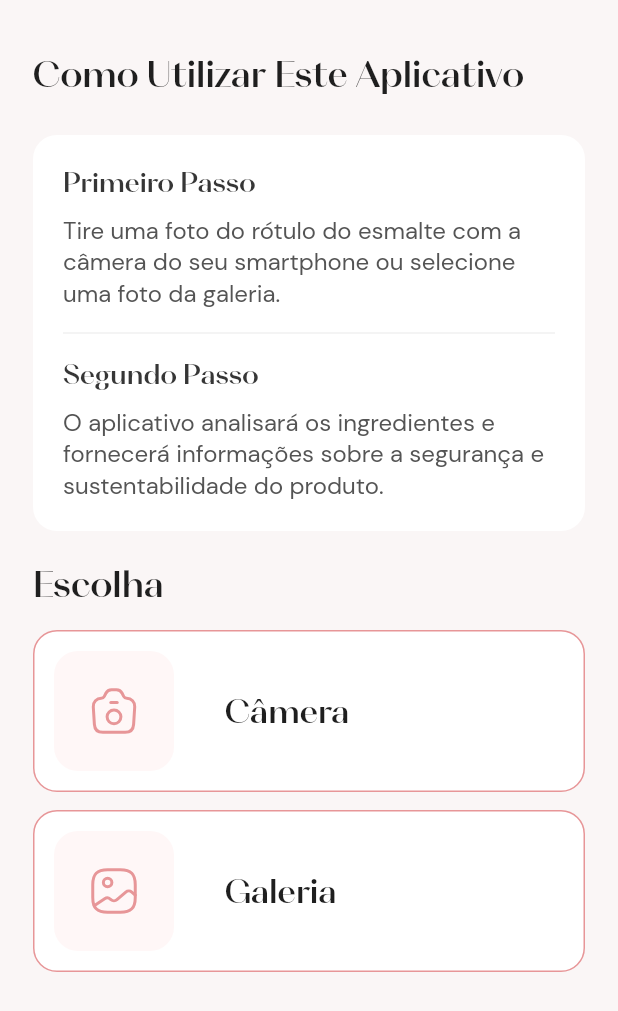
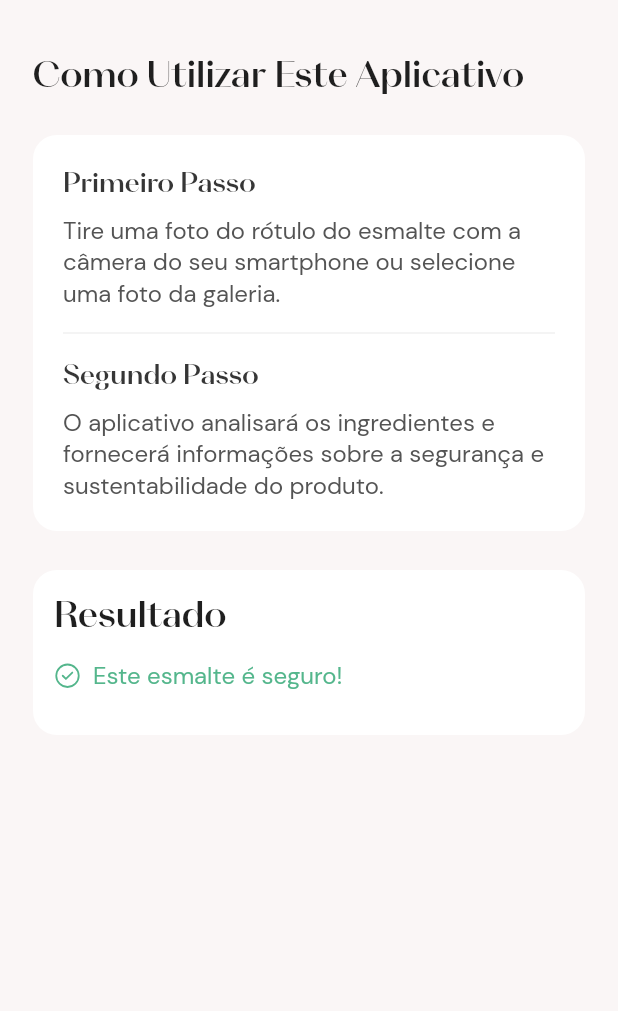
Before and after one commit to AndressaTancredi/SafeNails, a Flutter app: the HomePage screen opened by its route, on a phone screen of 412 x 824 dp. Shown: the top 1011 px of the screen. Run offline on Flutter 3.47's test engine with Material 2 defaults, Android fonts, the phone set to English and light mode, and no system bars; our stand-ins replace bloc, equatable, firebase_core, flutter_svg, get_it, google_mobile_ads and 2 more; missing offline and left inert: google_mlkit_text_recognition; accounts and stored records are empty.

Commit message:
feature: create result component

```diff
--- a/lib/common/app_colors.dart
+++ b/lib/common/app_colors.dart
@@ -14,4 +14,6 @@ class AppColors {
   static const background = Color(0xffFAF6F6);
   static const backgroundIcon = Color(0xffFFF7F7);
   static const pink = Color(0xffE79698);
+  static const red = Color(0xffEF565A);
+  static const green = Color(0xff54B68C);
 }
--- a/lib/common/common_strings.dart
+++ b/lib/common/common_strings.dart
@@ -13,6 +13,9 @@ class CommonStrings {
   static String get stepTwoDescription => "O aplicativo analisará os ingredientes e fornecerá informações sobre a segurança e sustentabilidade do produto.";
   static String get choose => "Escolha";
   static String get loadingMessage => "Processando o resultado...";
+  static String get result => "Resultado";
+  static String get notSafeResult => "Este esmalte não é seguro!";
+  static String get safeResult => "Este esmalte é seguro!";
 
   static List<String> get unhealthyIngredients => [
     "TOLUENO",
--- a/lib/ui/pages/home_page.dart
+++ b/lib/ui/pages/home_page.dart
@@ -5,6 +5,8 @@ import 'package:safe_nails/common/injection_container.dart';
 import 'package:safe_nails/common/text_styles.dart';
 import 'package:safe_nails/ui/widgets/image_source.dart';
 import 'package:safe_nails/ui/widgets/loading.dart';
+
+import '../widgets/result.dart';
 
 class HomePage extends StatefulWidget {
   const HomePage({super.key});
@@ -59,16 +61,20 @@ class _HomePageState extends State<HomePage> {
                   ],
                 ),
               ),
+              const Padding(
+                padding: EdgeInsets.symmetric(vertical: 26.0),
+                child: Result(positiveResult: true),
+              ),
               // const Loading(),
-              Padding(
-                padding: const EdgeInsets.only(top: 20.0, bottom: 16.0),
-                child: Text(
-                    CommonStrings.choose,
-                    style: title),
-              ),
-              ImageSource(title: CommonStrings.camera, iconPath: 'assets/icons/camera.svg'),
-              const SizedBox(height: 12.0),
-              ImageSource(title: CommonStrings.gallery, iconPath: 'assets/icons/gallery.svg')
+              // Padding(
+              //   padding: const EdgeInsets.only(top: 20.0, bottom: 16.0),
+              //   child: Text(
+              //       CommonStrings.choose,
+              //       style: title),
+              // ),
+              // ImageSource(title: CommonStrings.camera, iconPath: 'assets/icons/camera.svg'),
+              // const SizedBox(height: 12.0),
+              // ImageSource(title: CommonStrings.gallery, iconPath: 'assets/icons/gallery.svg')
             ],
           ),
         ),
--- a/lib/ui/widgets/loading.dart
+++ b/lib/ui/widgets/loading.dart
@@ -43,7 +43,7 @@ class _LoadingState extends State<Loading> {
                   color: Colors.white,
                   borderRadius: BorderRadius.circular(16.0)
                 ),
-                height: 100,
+                height: 110,
               ),
             ),
           ),
--- /dev/null
+++ b/lib/ui/widgets/result.dart
@@ -0,0 +1,86 @@
+import 'package:flutter/material.dart';
+import 'package:flutter_svg/svg.dart';
+import 'package:safe_nails/common/app_colors.dart';
+import 'package:safe_nails/common/common_strings.dart';
+import 'package:safe_nails/common/injection_container.dart';
+import 'package:safe_nails/common/text_styles.dart';
+
+class Result extends StatefulWidget {
+  final bool positiveResult;
+  const Result({required this.positiveResult});
+
+  @override
+  State<Result> createState() => _ResultState();
+}
+
+class _ResultState extends State<Result> {
+  TextStyle get title => sl<TextStyles>().pageTitle;
+  TextStyle get bodyDescription => sl<TextStyles>().bodyDescription;
+
+  @override
+  Widget build(BuildContext context) {
+    return GestureDetector(
+      onTap: () {},
+      child: Column(
+        crossAxisAlignment: CrossAxisAlignment.start,
+        children: [
+          Container(
+            padding: const EdgeInsets.all(14.0 ),
+            height: 110,
+            decoration: BoxDecoration(
+              color: Colors.white,
+              borderRadius: BorderRadius.circular(16.0)
+            ),
+            child: Column(
+              crossAxisAlignment: CrossAxisAlignment.start,
+              children: [
+                Padding(
+                  padding: const EdgeInsets.only(bottom: 16.0),
+                  child: Text(
+                      CommonStrings.result,
+                      style: title
+                  ),
+                ),
+                _valueResult(positiveResult: widget.positiveResult)
+              ],
+            ),
+          ),
+        ],
+      ),
+    );
+  }
+
+  Widget _valueResult({required bool positiveResult}) {
+    if (positiveResult == true) {
+      return Row(
+        children: [
+          SvgPicture.asset(
+              "assets/icons/tick_circle.svg"
+          ),
+          Padding(
+            padding: const EdgeInsets.only(left: 8.0),
+            child: Text(
+              CommonStrings.safeResult,
+              style: bodyDescription.copyWith(color: AppColors.green),
+            ),
+          ),
+        ],
+      );
+    } else {
+        return Row(
+          children: [
+            SvgPicture.asset(
+                "assets/icons/close_circle.svg"
+            ),
+            Padding(
+              padding: const EdgeInsets.only(left: 8.0),
+              child: Text(
+                CommonStrings.notSafeResult,
+                style: bodyDescription.copyWith(color: AppColors.red),
+              ),
+            ),
+          ],
+        );
+    }
+}
+}
```
